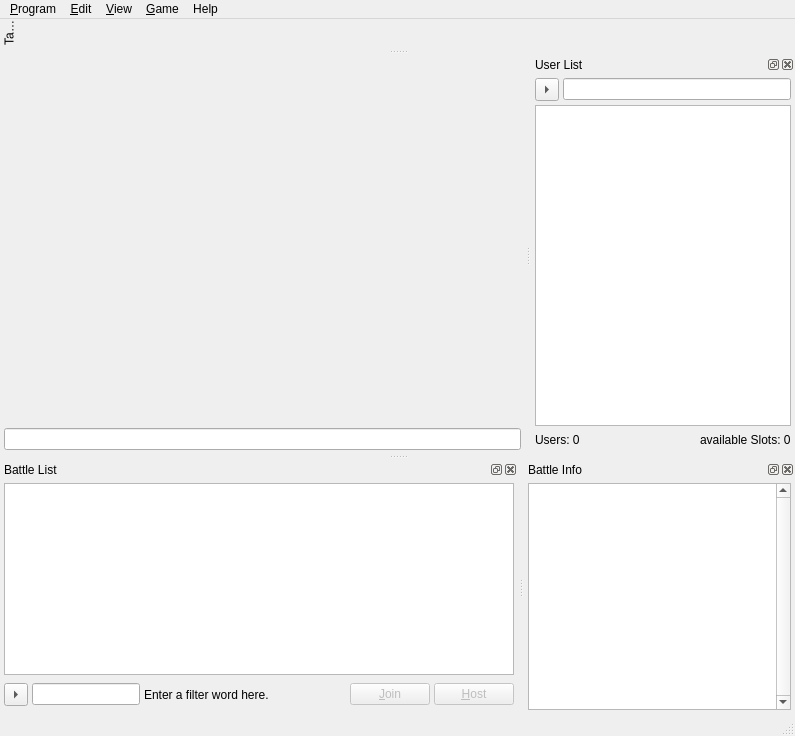
Before: the Qt Designer form ui/MainWidget.ui in tizbac/qtlobby, drawn with Qt 5.
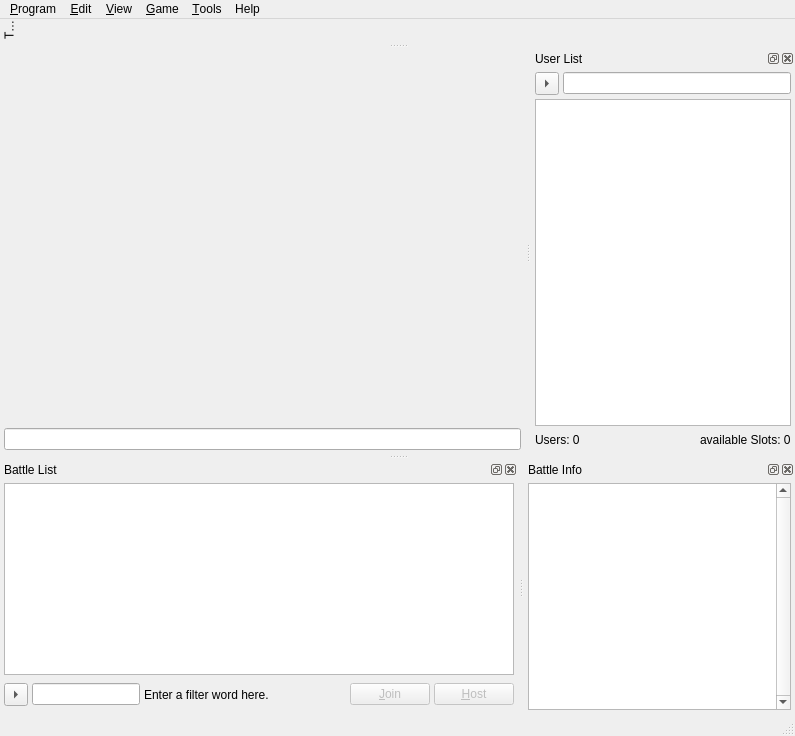
After: the same form once the commit is applied. Icons and pictures are not drawn. Custom widgets are drawn as their Qt base class.

```diff
--- a/ui/MainWidget.ui
+++ b/ui/MainWidget.ui
@@ -88,10 +88,17 @@
     <addaction name="action_Spring_Settings"/>
     <addaction name="action_Host_a_Battle"/>
    </widget>
+   <widget class="QMenu" name="menuTools">
+    <property name="title">
+     <string>&amp;Tools</string>
+    </property>
+    <addaction name="actionCopy_normal_UI_to_battle"/>
+   </widget>
    <addaction name="menu_Program"/>
    <addaction name="menu_Tools"/>
    <addaction name="menu_View"/>
    <addaction name="menu_Game"/>
+   <addaction name="menuTools"/>
    <addaction name="menu_Help"/>
   </widget>
   <widget class="QStatusBar" name="statusbar"/>
@@ -382,6 +389,15 @@
    </attribute>
    <widget class="QWidget" name="dockWidgetContents_2">
     <layout class="QGridLayout" name="gridLayout_5">
+     <property name="sizeConstraint">
+      <enum>QLayout::SetMinimumSize</enum>
+     </property>
+     <property name="margin">
+      <number>0</number>
+     </property>
+     <property name="spacing">
+      <number>0</number>
+     </property>
      <item row="0" column="0">
       <widget class="ToolBarWidget" name="toolBarWidget" native="true"/>
      </item>
@@ -398,19 +414,6 @@
        </property>
       </spacer>
      </item>
-     <item row="1" column="0" colspan="2">
-      <spacer name="verticalSpacer">
-       <property name="orientation">
-        <enum>Qt::Vertical</enum>
-       </property>
-       <property name="sizeHint" stdset="0">
-        <size>
-         <width>748</width>
-         <height>2</height>
-        </size>
-       </property>
-      </spacer>
-     </item>
     </layout>
    </widget>
   </widget>
```
Left out of the diff: 22 changed lines with no effect on the pictures.
